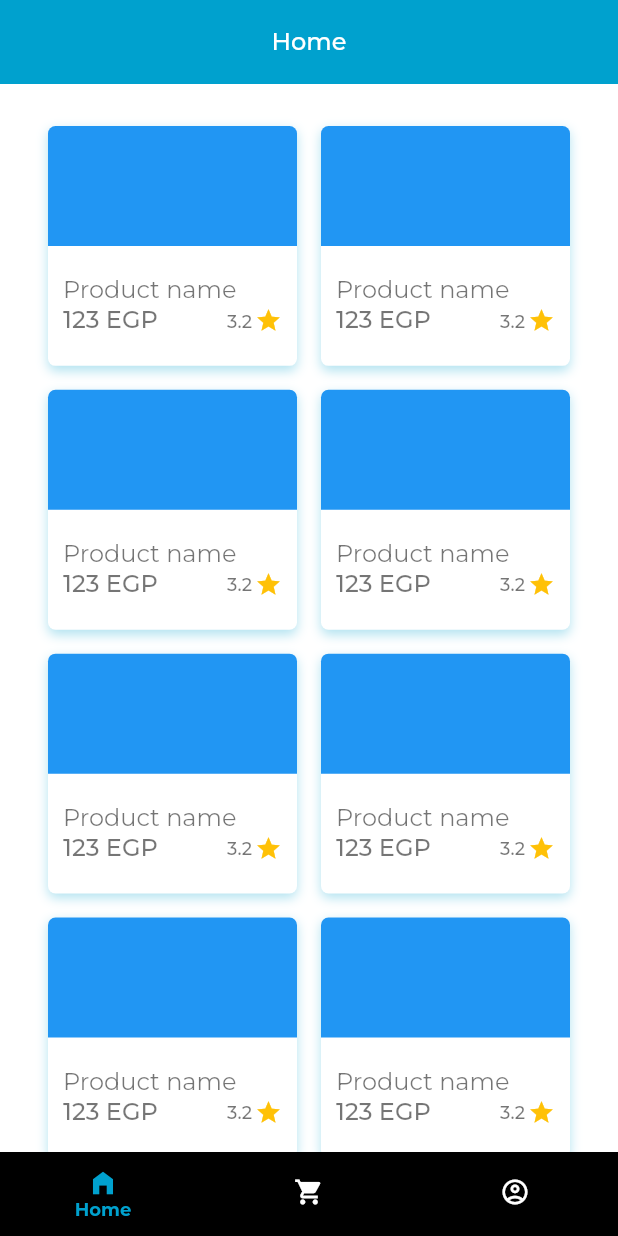
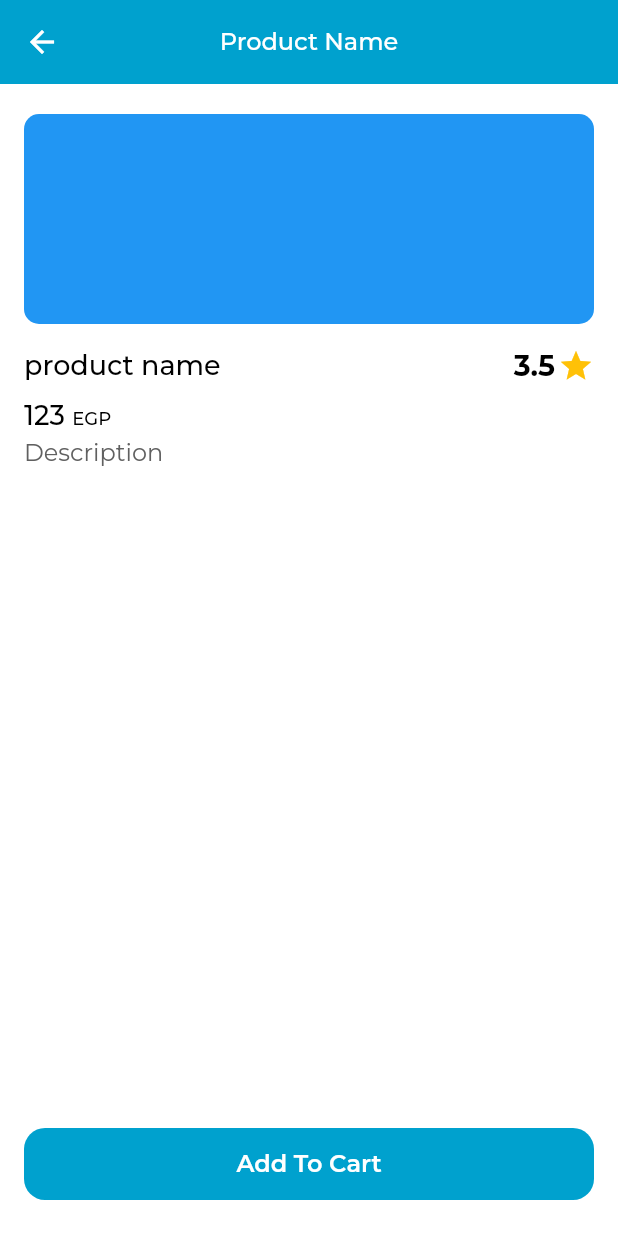
Before and after one commit to 0AbdElRahman-Mohamed0/notchy, a Flutter app: the screen it shows after launch, after a tap on "LOGIN", after a tap on "Product name", on a phone screen of 412 x 824 dp. Run offline on Flutter 3.47's test engine with Material 2 defaults, Android fonts, the phone set to English and light mode, and no system bars; our stand-ins replace flutter_svg, loading_indicator; missing offline and left inert: fl_country_code_picker, flrx_validator.

Commit message:
product details screen

```diff
--- /dev/null
+++ b/lib/ui/screens/product_details_screen.dart
@@ -0,0 +1,144 @@
+import 'package:flutter/material.dart';
+import 'package:notchy/ui/widget/custom_button.dart';
+
+class ProductDetailsScreen extends StatefulWidget {
+  const ProductDetailsScreen({Key? key}) : super(key: key);
+
+  @override
+  State<ProductDetailsScreen> createState() => _ProductDetailsScreenState();
+}
+
+class _ProductDetailsScreenState extends State<ProductDetailsScreen> {
+  @override
+  Widget build(BuildContext context) {
+    return Scaffold(
+      appBar: AppBar(
+        title: Text(
+          'Product Name',
+          style: Theme.of(context)
+              .textTheme
+              .headlineMedium
+              ?.copyWith(fontSize: 16, fontWeight: FontWeight.w500),
+        ),
+        centerTitle: true,
+      ),
+      body: Stack(
+        alignment: Alignment.bottomCenter,
+        children: [
+          ListView(
+            padding: const EdgeInsets.only(bottom: 80),
+            children: [
+              Padding(
+                padding:
+                    const EdgeInsets.symmetric(vertical: 20, horizontal: 16),
+                child: Column(
+                  crossAxisAlignment: CrossAxisAlignment.start,
+                  children: [
+                    Container(
+                      height: 140,
+                      width: double.infinity,
+                      decoration: BoxDecoration(
+                        color: Colors.blue,
+                        borderRadius: BorderRadius.circular(10),
+                      ),
+                    ),
+                    const SizedBox(
+                      height: 16,
+                    ),
+                    Row(
+                      mainAxisAlignment: MainAxisAlignment.spaceBetween,
+                      children: [
+                        Text(
+                          'product name',
+                          style: Theme.of(context)
+                              .textTheme
+                              .headlineLarge
+                              ?.copyWith(
+                                  fontSize: 18, fontWeight: FontWeight.w500),
+                        ),
+                        Row(
+                          textBaseline: TextBaseline.ideographic,
+                          children: [
+                            Text(
+                              '3.5',
+                              style: Theme.of(context)
+                                  .textTheme
+                                  .headlineLarge
+                                  ?.copyWith(
+                                      fontSize: 19,
+                                      fontWeight: FontWeight.w700),
+                            ),
+                            const SizedBox(
+                              width: 2,
+                            ),
+                            const Icon(
+                              Icons.star,
+                              color: Colors.amber,
+                              size: 24,
+                            ),
+                          ],
+                        ),
+                      ],
+                    ),
+                    const SizedBox(
+                      height: 10,
+                    ),
+                    Text.rich(
+                      TextSpan(
+                        children: [
+                          TextSpan(
+                            text: '123 ',
+                            style: Theme.of(context)
+                                .textTheme
+                                .headlineLarge
+                                ?.copyWith(
+                                  fontSize: 18,
+                                  fontWeight: FontWeight.w500,
+                                ),
+                          ),
+                          TextSpan(
+                            text: 'EGP',
+                            style: Theme.of(context)
+                                .textTheme
+                                .headlineLarge
+                                ?.copyWith(
+                                  fontSize: 12,
+                                  fontWeight: FontWeight.w500,
+                                ),
+                          ),
+                        ],
+                      ),
+                    ),
+                    const SizedBox(
+                      height: 4,
+                    ),
+                    Text(
+                      'Description',
+                      style: Theme.of(context)
+                          .textTheme
+                          .headlineSmall
+                          ?.copyWith(fontSize: 16, fontWeight: FontWeight.w400),
+                    ),
+                    const SizedBox(
+                      height: 14,
+                    ),
+                  ],
+                ),
+              ),
+            ],
+          ),
+          Padding(
+            padding: const EdgeInsets.symmetric(vertical: 24, horizontal: 16),
+            child: SizedBox(
+              height: 48,
+              child: CustomButton(
+                onTap: () {},
+                title: 'Add To Cart',
+              ),
+            ),
+          ),
+        ],
+      ),
+    );
+  }
+}
--- a/lib/ui/widget/product_card.dart
+++ b/lib/ui/widget/product_card.dart
@@ -1,4 +1,6 @@
+import 'package:flutter/cupertino.dart';
 import 'package:flutter/material.dart';
+import 'package:notchy/ui/screens/product_details_screen.dart';
 
 class ProductCard extends StatefulWidget {
   const ProductCard({Key? key}) : super(key: key);
@@ -11,7 +13,12 @@ class _ProductCardState extends State<ProductCard> {
   @override
   Widget build(BuildContext context) {
     return InkWell(
-      onTap: () {},
+      onTap: () => Navigator.push(
+        context,
+        CupertinoPageRoute(
+          builder: (_) => const ProductDetailsScreen(),
+        ),
+      ),
       child: Container(
         decoration: BoxDecoration(
           color: Theme.of(context).scaffoldBackgroundColor,
@@ -47,7 +54,8 @@ class _ProductCardState extends State<ProductCard> {
                     Text(
                       'Product name',
                       maxLines: 1,
-                      style: Theme.of(context).textTheme.headline1?.copyWith(
+                      style:
+                          Theme.of(context).textTheme.headlineLarge?.copyWith(
                                 fontSize: 16,
                                 fontWeight: FontWeight.w400,
                               ),
@@ -57,8 +65,10 @@ class _ProductCardState extends State<ProductCard> {
                       children: [
                         Text(
                           '123 EGP',
-                          style:
-                              Theme.of(context).textTheme.headline1?.copyWith(
+                          style: Theme.of(context)
+                              .textTheme
+                              .headlineSmall
+                              ?.copyWith(
                                 fontSize: 16,
                                 fontWeight: FontWeight.w500,
                               ),
@@ -69,7 +79,7 @@ class _ProductCardState extends State<ProductCard> {
                               '3.2',
                               style: Theme.of(context)
                                   .textTheme
-                                  .headline1
+                                  .headlineSmall
                                   ?.copyWith(
                                     fontSize: 12,
                                     fontWeight: FontWeight.w500,
--- a/lib/utils/theme.dart
+++ b/lib/utils/theme.dart
@@ -37,7 +37,7 @@ class NotchyTheme {
       appBarTheme: const AppBarTheme(
         backgroundColor: Color(0xFF00A1CE),
         centerTitle: true,
-        iconTheme: IconThemeData(color: Colors.black),
+        iconTheme: IconThemeData(color: Colors.white),
         elevation: 0,
       ),
       inputDecorationTheme: const InputDecorationTheme(
```
Lines whose indentation alone changed are shown as unchanged.
